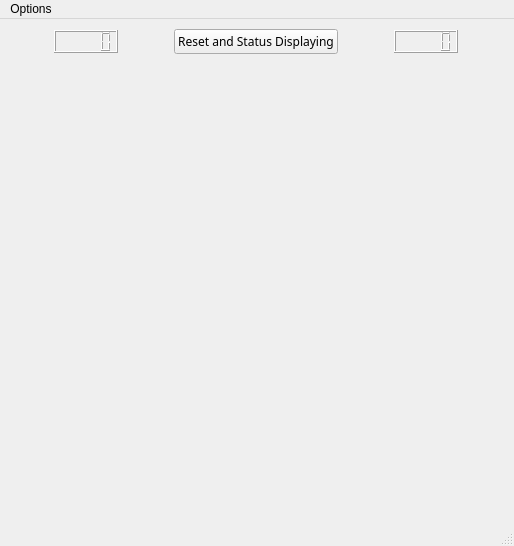
TsinamLeung/minesweeper-demo-QT, file mainwindow.ui: the form before one commit.
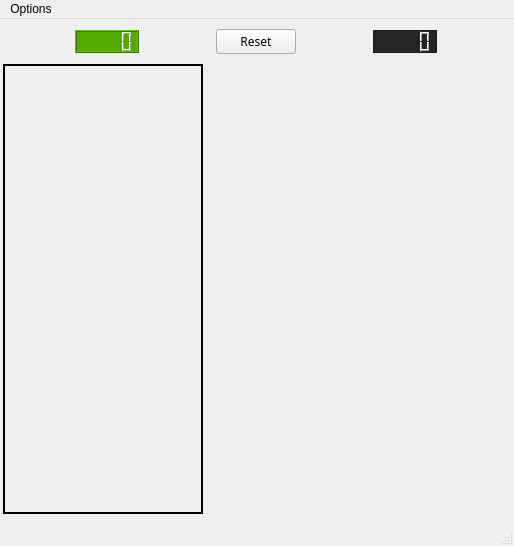
The form after the commit. Custom widgets are drawn as their Qt base class.

Commit message: [feat]added status display

Diff of the .ui file:
```diff
--- a/mainwindow.ui
+++ b/mainwindow.ui
@@ -75,6 +75,16 @@
           <family>Lucida Sans</family>
          </font>
         </property>
+        <property name="styleSheet">
+         <string notr="true">background-color: rgb(85, 170, 0);
+color: rgb(85, 85, 0);</string>
+        </property>
+        <property name="smallDecimalPoint">
+         <bool>false</bool>
+        </property>
+        <property name="segmentStyle">
+         <enum>QLCDNumber::Filled</enum>
+        </property>
        </widget>
       </item>
       <item>
@@ -94,7 +104,7 @@
          </font>
         </property>
         <property name="text">
-         <string>Reset and Status Displaying</string>
+         <string>Reset</string>
         </property>
         <property name="checkable">
          <bool>false</bool>
@@ -120,6 +130,22 @@
           <family>Lucida Sans</family>
          </font>
         </property>
+        <property name="autoFillBackground">
+         <bool>false</bool>
+        </property>
+        <property name="styleSheet">
+         <string notr="true">background-color: rgb(37, 37, 37);
+color: rgb(255, 64, 30);</string>
+        </property>
+        <property name="frameShape">
+         <enum>QFrame::StyledPanel</enum>
+        </property>
+        <property name="frameShadow">
+         <enum>QFrame::Sunken</enum>
+        </property>
+        <property name="lineWidth">
+         <number>2</number>
+        </property>
        </widget>
       </item>
      </layout>
@@ -134,7 +160,7 @@
       </property>
       <property name="minimumSize">
        <size>
-        <width>0</width>
+        <width>200</width>
         <height>450</height>
        </size>
       </property>
```
Left out of the diff: 65 changed lines with no effect on the pictures. The commit also changes 7 other files.
